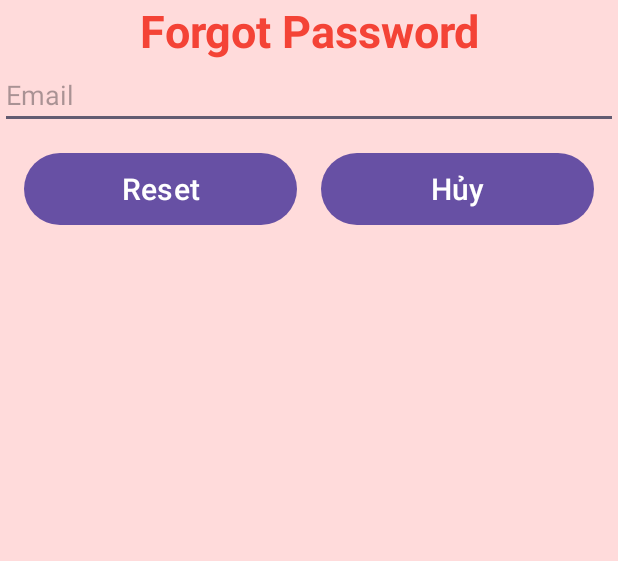
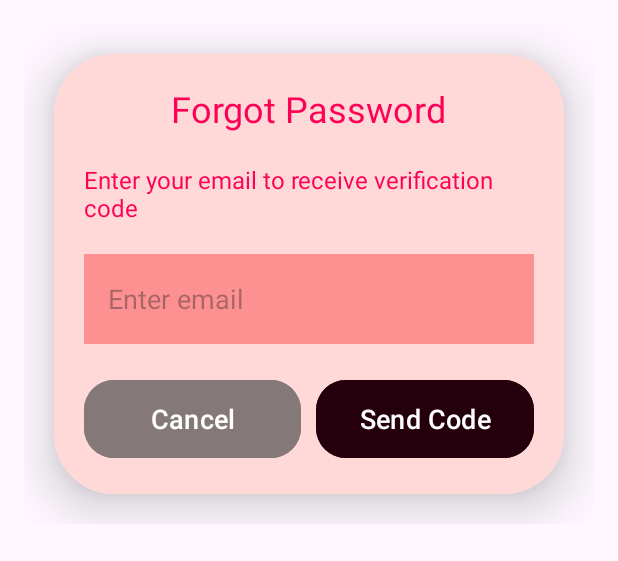
Before and after one commit to atiets/ExpensiveManagement, an Android app: the layout diag_forgot.xml on its own in the app's theme, with its tools: preview values and no code run, on a phone screen of 412 x 824 dp. Shown: the top 561 px of the screen. Run offline under Robolectric (Android 15) with nearby library versions, the phone set to English and light mode, and no system bars.

Commit message:
fix Login, SignUp by auth, forgot pass

```diff
--- a/app/build.gradle.kts
+++ b/app/build.gradle.kts
@@ -44,6 +44,7 @@ dependencies {
     implementation(libs.androidx.activity)
     implementation(libs.androidx.constraintlayout)
     implementation(libs.firebase.database)
+    implementation(libs.firebase.auth)
     testImplementation(libs.junit)
     androidTestImplementation(libs.androidx.junit)
     androidTestImplementation(libs.androidx.espresso.core)
--- a/app/src/main/res/layout/diag_forgot.xml
+++ b/app/src/main/res/layout/diag_forgot.xml
@@ -1,52 +1,87 @@
 <?xml version="1.0" encoding="utf-8"?>
-<LinearLayout xmlns:android="http://schemas.android.com/apk/res/android"
-    android:layout_width="match_parent"
-    android:layout_height="match_parent"
-    android:orientation="vertical"
-    android:background="#FFDBDB">
-    <TextView
-        android:id="@+id/tv_forgotpass"
+<LinearLayout
+    xmlns:android="http://schemas.android.com/apk/res/android"
+    xmlns:app="http://schemas.android.com/apk/res-auto"
     android:layout_width="match_parent"
     android:layout_height="wrap_content"
-        android:gravity="center"
-        android:text="Forgot Password"
-        android:textStyle="bold"
-        android:textSize="30dp"
-        android:textColor="#F44336"/>
-    <EditText
-        android:id="@+id/edtEmail"
+    android:orientation="vertical"
+    android:padding="16dp">
+
+    <androidx.cardview.widget.CardView
         android:layout_width="match_parent"
         android:layout_height="wrap_content"
-        android:hint="Email"/>
+        app:cardCornerRadius="40dp"
+        app:cardElevation="20dp"
+        android:layout_margin="20dp">
+
+        <LinearLayout
+            android:layout_width="match_parent"
+            android:layout_height="wrap_content"
+            android:orientation="vertical"
+            android:padding="20dp"
+            android:background="#FFD8D8">
+
+            <TextView
+                android:layout_width="wrap_content"
+                android:layout_height="wrap_content"
+                android:layout_gravity="center"
+                android:text="Forgot Password"
+                android:textSize="24sp"
+                android:textColor="#FF0057"
+                android:layout_marginBottom="20dp"/>
+
+            <TextView
+                android:layout_width="wrap_content"
+                android:layout_height="wrap_content"
+                android:text="Enter your email to receive verification code"
+                android:textSize="16sp"
+                android:textColor="#FF0057"
+                android:layout_gravity="center"
+                android:layout_marginBottom="20dp"/>
+
+            <EditText
+                android:id="@+id/editTextEmail"
+                android:layout_width="match_parent"
+                android:layout_height="60dp"
+                android:background="#FD9192"
+                android:hint="Enter email"
+                android:padding="16dp"
+                android:textColor="#FF0057"
+                android:gravity="start|center_vertical"/>
+
             <LinearLayout
                 android:layout_width="match_parent"
                 android:layout_height="wrap_content"
                 android:orientation="horizontal"
-        android:layout_marginTop="16dp">
+                android:layout_marginTop="20dp"
+                android:gravity="center">
 
                 <Button
-            android:id="@+id/btnReset"
+                    android:id="@+id/buttonCancel"
                     android:layout_width="0dp"
-            android:layout_height="wrap_content"
+                    android:layout_height="60dp"
                     android:layout_weight="1"
-            android:text="Reset"
-            android:textColor="@color/white"
-            android:textSize="20dp"
-            android:layout_marginStart="16dp"
-            android:layout_marginEnd="8dp"
-            android:background="@drawable/button_background"/>
+                    android:backgroundTint="#857878"
+                    android:text="Cancel"
+                    android:textSize="18sp"
+                    android:textColor="#FFFFFF"
+                    app:cornerRadius="20dp"/>
 
                 <Button
-            android:id="@+id/btnHuy"
+                    android:id="@+id/buttonSendCode"
                     android:layout_width="0dp"
-            android:layout_height="match_parent"
-            android:layout_marginStart="8dp"
-            android:layout_marginEnd="16dp"
+                    android:layout_height="60dp"
                     android:layout_weight="1"
-            android:background="@drawable/button_background"
-            android:text="Hủy"
-            android:textColor="@color/white"
-            android:textSize="20dp" />
+                    android:backgroundTint="#23000C"
+                    android:text="Send Code"
+                    android:textSize="18sp"
+                    android:textColor="#FFFFFF"
+                    android:layout_marginStart="10dp"
+                    app:cornerRadius="20dp"/>
             </LinearLayout>
 
         </LinearLayout>
+
+    </androidx.cardview.widget.CardView>
+
+</LinearLayout>
--- a/gradle/libs.versions.toml
+++ b/gradle/libs.versions.toml
@@ -11,6 +11,7 @@ activity = "1.9.3"
 constraintlayout = "2.2.0"
 googleGmsGoogleServices = "4.4.2"
 firebaseDatabase = "21.0.0"
+firebaseAuth = "23.1.0"
 
 [libraries]
 androidx-core-ktx = { group = "androidx.core", name = "core-ktx", version.ref = "coreKtx" }
@@ -22,6 +23,7 @@ material = { group = "com.google.android.material", name = "material", version.r
 androidx-activity = { group = "androidx.activity", name = "activity", version.ref = "activity" }
 androidx-constraintlayout = { group = "androidx.constraintlayout", name = "constraintlayout", version.ref = "constraintlayout" }
 firebase-database = { group = "com.google.firebase", name = "firebase-database", version.ref = "firebaseDatabase" }
+firebase-auth = { group = "com.google.firebase", name = "firebase-auth", version.ref = "firebaseAuth" }
 
 [plugins]
 android-application = { id = "com.android.application", version.ref = "agp" }
```
Also changed, not shown: app/src/main/AndroidManifest.xml (+7 -0 lines), app/src/main/java/com/example/expensivemanagement/LoginActivity.kt (+79 -64 lines), app/src/main/java/com/example/expensivemanagement/SignupActivity.kt (+75 -27 lines), app/src/main/res/layout/activity_login.xml (+16 -3 lines), app/src/main/res/layout/activity_signup.xml (+21 -19 lines). Lines whose indentation alone changed are shown as unchanged.
